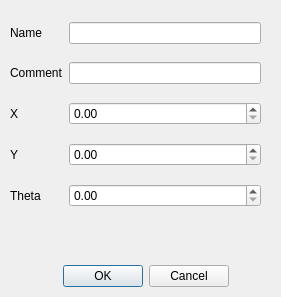
Old version of the form isstools/dialogs/UpdateSampleInfo.ui in the repository NSLS-II-ISS/isstools.
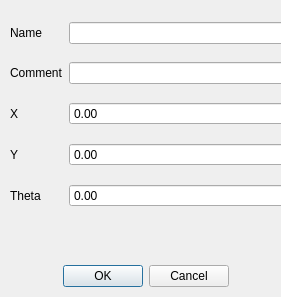
New version of the form.

Commit message: Batch widget Modify atem is working on tree

```diff
--- a/isstools/dialogs/UpdateSampleInfo.ui
+++ b/isstools/dialogs/UpdateSampleInfo.ui
@@ -37,7 +37,7 @@
     <rect>
      <x>10</x>
      <y>10</y>
-     <width>251</width>
+     <width>304</width>
      <height>211</height>
     </rect>
    </property>
@@ -50,13 +50,27 @@
      </widget>
     </item>
     <item row="3" column="1">
-     <widget class="QDoubleSpinBox" name="doubleSpinBox_y"/>
+     <widget class="QDoubleSpinBox" name="doubleSpinBox_y">
+      <property name="minimum">
+       <double>-1000000000000.000000000000000</double>
+      </property>
+      <property name="maximum">
+       <double>100000000.000000000000000</double>
+      </property>
+     </widget>
     </item>
     <item row="0" column="1">
      <widget class="QLineEdit" name="lineEdit_name"/>
     </item>
     <item row="2" column="1">
-     <widget class="QDoubleSpinBox" name="doubleSpinBox_x"/>
+     <widget class="QDoubleSpinBox" name="doubleSpinBox_x">
+      <property name="minimum">
+       <double>-1000000000000.000000000000000</double>
+      </property>
+      <property name="maximum">
+       <double>10000000000.000000000000000</double>
+      </property>
+     </widget>
     </item>
     <item row="1" column="0">
      <widget class="QLabel" name="label_5">
@@ -80,7 +94,14 @@
      </widget>
     </item>
     <item row="4" column="1">
-     <widget class="QDoubleSpinBox" name="doubleSpinBox_theta"/>
+     <widget class="QDoubleSpinBox" name="doubleSpinBox_theta">
+      <property name="minimum">
+       <double>-100000000000.000000000000000</double>
+      </property>
+      <property name="maximum">
+       <double>100000000000.000000000000000</double>
+      </property>
+     </widget>
     </item>
     <item row="1" column="1">
      <widget class="QLineEdit" name="lineEdit_comment"/>
```
Left out of the diff: 15 changed lines with no effect on the pictures. The commit also changes 4 other files.
